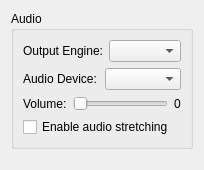
Qt form src/citra_qt/configuration/configure_audio.ui (grimtnt/citra) before a commit.
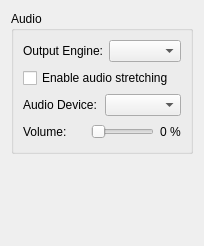
The same form after that commit.

Commit message: change volume slider to FearlessTobi implementation

Patch:
```diff
--- a/src/citra_qt/configuration/configure_audio.ui
+++ b/src/citra_qt/configuration/configure_audio.ui
@@ -7,7 +7,7 @@
     <x>0</x>
     <y>0</y>
     <width>188</width>
-    <height>170</height>
+    <height>246</height>
    </rect>
   </property>
   <layout class="QVBoxLayout">
@@ -31,10 +31,20 @@
         </item>
        </layout>
       </item>
+      <item>
+       <widget class="QCheckBox" name="toggle_audio_stretching">
+        <property name="toolTip">
+         <string>This post-processing effect adjusts audio speed to match emulation speed and helps prevent audio stutter. This however increases audio latency.</string>
+        </property>
+        <property name="text">
+         <string>Enable audio stretching</string>
+        </property>
+       </widget>
+      </item>
       <item>
        <layout class="QHBoxLayout">
         <item>
-         <widget class="QLabel" name="label_2">
+         <widget class="QLabel" name="label">
           <property name="text">
            <string>Audio Device:</string>
           </property>
@@ -46,19 +56,44 @@
        </layout>
       </item>
       <item>
-       <layout class="QHBoxLayout" name="layout_sound_volume">
+       <layout class="QHBoxLayout" name="horizontalLayout_2">
+        <property name="topMargin">
+         <number>0</number>
+        </property>
         <item>
-         <widget class="QLabel" name="label_sound_volume">
+         <widget class="QLabel" name="label">
           <property name="text">
            <string>Volume:</string>
           </property>
          </widget>
         </item>
         <item>
-         <widget class="QSlider" name="sound_volume">
+         <spacer name="horizontalSpacer">
+          <property name="orientation">
+           <enum>Qt::Horizontal</enum>
+          </property>
+          <property name="sizeHint" stdset="0">
+           <size>
+            <width>40</width>
+            <height>20</height>
+           </size>
+          </property>
+         </spacer>
+        </item>
+        <item>
+         <widget class="QSlider" name="volume_slider">
+          <property name="sizePolicy">
+           <sizepolicy hsizetype="Expanding" vsizetype="Fixed">
+            <horstretch>0</horstretch>
+            <verstretch>0</verstretch>
+           </sizepolicy>
+          </property>
           <property name="maximum">
            <number>100</number>
           </property>
+          <property name="pageStep">
+           <number>10</number>
+          </property>
           <property name="orientation">
            <enum>Qt::Horizontal</enum>
           </property>
@@ -67,22 +102,12 @@
         <item>
          <widget class="QLabel" name="label_sound_volume_value">
           <property name="text">
-           <string>0</string>
+           <string>0 %</string>
           </property>
          </widget>
         </item>
        </layout>
       </item>
-      <item>
-       <widget class="QCheckBox" name="toggle_audio_stretching">
-        <property name="toolTip">
-         <string>This post-processing effect adjusts audio speed to match emulation speed and helps prevent audio stutter. This however increases audio latency.</string>
-        </property>
-        <property name="text">
-         <string>Enable audio stretching</string>
-        </property>
-       </widget>
-      </item>
      </layout>
     </widget>
    </item>
@@ -93,8 +118,8 @@
      </property>
      <property name="sizeHint" stdset="0">
       <size>
-       <width>20</width>
-       <height>40</height>
+       <width>167</width>
+       <height>55</height>
       </size>
      </property>
     </spacer>
```
Left out of the diff: 2 changed lines with no effect on the pictures. The commit also changes 10 other files.
